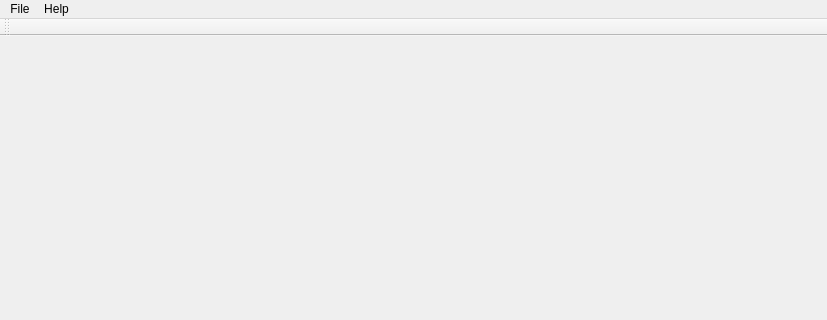
This is src/mainwindow.ui in benapetr/smuggle as Qt 5 draws it before an edit; both pictures show x 0 to 827 and y 0 to 320 of the 827 by 471 pixel window. The edited form follows.
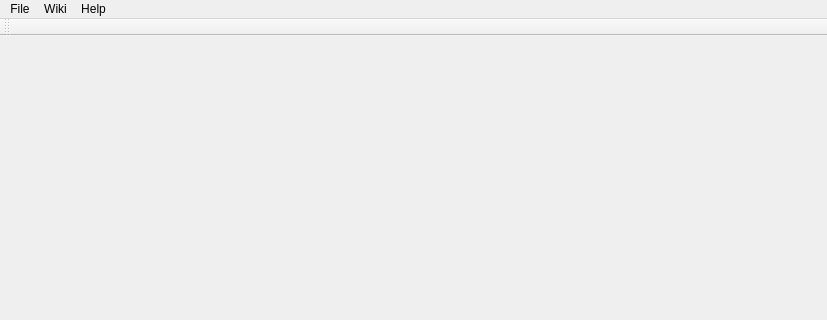
This is the edited form.

The edit to the form file:
```diff
--- a/src/mainwindow.ui
+++ b/src/mainwindow.ui
@@ -20,7 +20,7 @@
      <x>0</x>
      <y>0</y>
      <width>827</width>
-     <height>20</height>
+     <height>19</height>
     </rect>
    </property>
    <widget class="QMenu" name="menuFile">
@@ -40,7 +40,15 @@
     </property>
     <addaction name="actionAbout"/>
    </widget>
+   <widget class="QMenu" name="menuWiki">
+    <property name="title">
+     <string>Wiki</string>
+    </property>
+    <addaction name="actionImport_pages"/>
+    <addaction name="actionUpdate_meta_information"/>
+   </widget>
    <addaction name="menuFile"/>
+   <addaction name="menuWiki"/>
    <addaction name="menuHelp"/>
   </widget>
   <widget class="QToolBar" name="mainToolBar">
```
Left out of the diff: 10 changed lines with no effect on the pictures.
